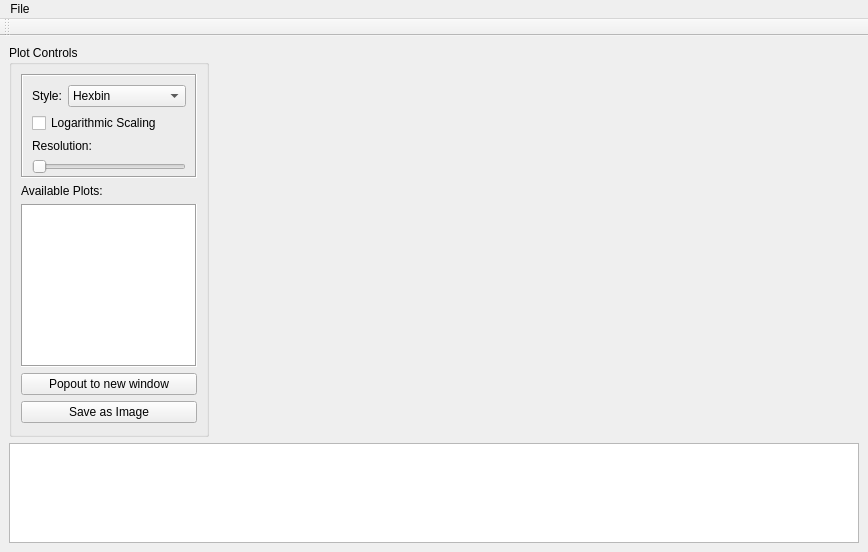
First picture: the form in qt5gui.ui, repository Galile0/pyrain, before the edit.
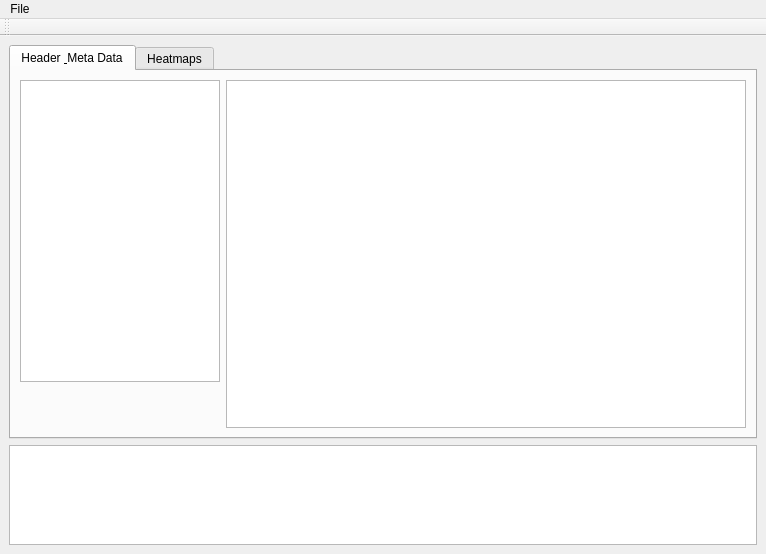
Second picture: the form after the edit.

Commit message: added tabbed view with second tab for meta data as text display

```diff
--- a/qt5gui.ui
+++ b/qt5gui.ui
@@ -6,8 +6,8 @@
    <rect>
     <x>0</x>
     <y>0</y>
-    <width>868</width>
-    <height>552</height>
+    <width>766</width>
+    <height>548</height>
    </rect>
   </property>
   <property name="sizePolicy">
@@ -37,6 +37,74 @@
      <number>9</number>
     </property>
     <item>
+     <widget class="QTabWidget" name="tab_main">
+      <property name="tabPosition">
+       <enum>QTabWidget::North</enum>
+      </property>
+      <property name="tabShape">
+       <enum>QTabWidget::Rounded</enum>
+      </property>
+      <property name="currentIndex">
+       <number>0</number>
+      </property>
+      <property name="documentMode">
+       <bool>false</bool>
+      </property>
+      <property name="tabsClosable">
+       <bool>false</bool>
+      </property>
+      <property name="movable">
+       <bool>false</bool>
+      </property>
+      <widget class="QWidget" name="tab">
+       <attribute name="title">
+        <string>Header &amp; Meta Data</string>
+       </attribute>
+       <layout class="QGridLayout" name="gridLayout">
+        <item row="0" column="1">
+         <widget class="QListView" name="lst_meta">
+          <property name="sizePolicy">
+           <sizepolicy hsizetype="Fixed" vsizetype="Expanding">
+            <horstretch>0</horstretch>
+            <verstretch>1</verstretch>
+           </sizepolicy>
+          </property>
+          <property name="minimumSize">
+           <size>
+            <width>0</width>
+            <height>300</height>
+           </size>
+          </property>
+          <property name="maximumSize">
+           <size>
+            <width>200</width>
+            <height>400</height>
+           </size>
+          </property>
+         </widget>
+        </item>
+        <item row="1" column="1">
+         <spacer name="spc_lst_meta">
+          <property name="orientation">
+           <enum>Qt::Vertical</enum>
+          </property>
+          <property name="sizeHint" stdset="0">
+           <size>
+            <width>20</width>
+            <height>40</height>
+           </size>
+          </property>
+         </spacer>
+        </item>
+        <item row="0" column="2" rowspan="2">
+         <widget class="QPlainTextEdit" name="txt_meta"/>
+        </item>
+       </layout>
+      </widget>
+      <widget class="QWidget" name="heatmaps" native="true">
+       <attribute name="title">
+        <string>Heatmaps</string>
+       </attribute>
      <layout class="QHBoxLayout" name="hzl_1">
       <item>
        <widget class="QGroupBox" name="box_controls">
@@ -300,6 +368,8 @@
        </widget>
       </item>
      </layout>
+      </widget>
+     </widget>
     </item>
     <item>
      <widget class="QPlainTextEdit" name="txt_log">
@@ -324,7 +394,7 @@
     <rect>
      <x>0</x>
      <y>0</y>
-     <width>868</width>
+     <width>766</width>
      <height>21</height>
     </rect>
    </property>
```
Left out of the diff: 21 changed lines with no effect on the pictures. Lines whose indentation alone changed are shown as unchanged. The commit also changes 1 other file.
